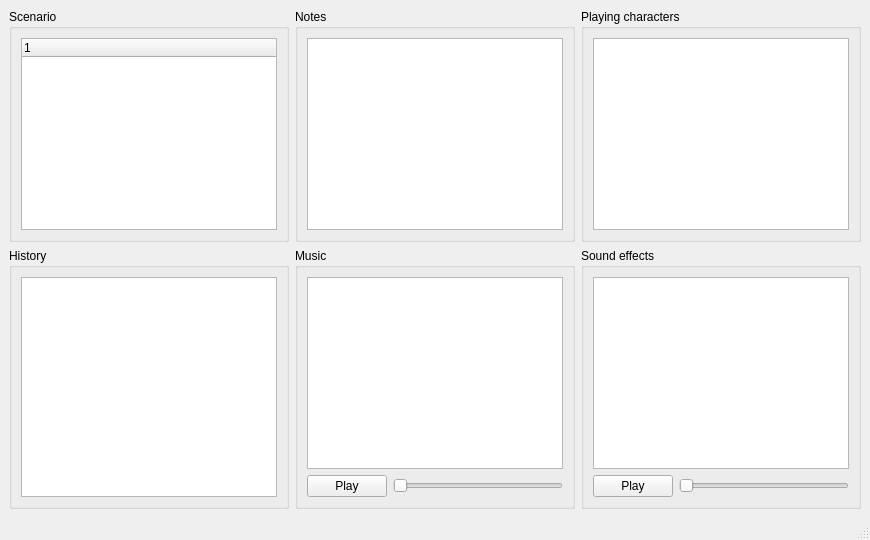
Before: the Qt Designer form sources/MainWindow.ui in ViviCoder/GM-Assistant, drawn with Qt 5.
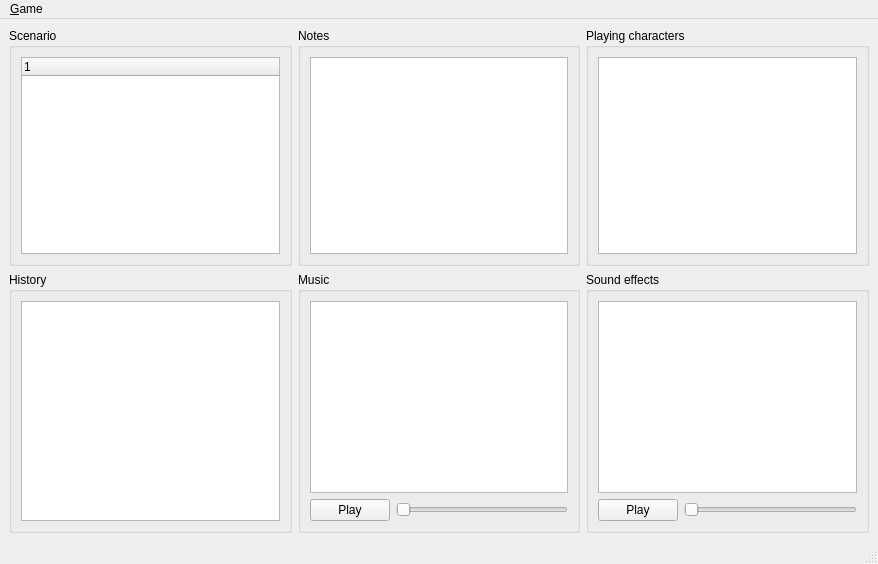
After: the same form once the commit is applied.

Commit message: Game menu added in the graphical interface

```diff
--- a/sources/MainWindow.ui
+++ b/sources/MainWindow.ui
@@ -2,6 +2,14 @@
 <ui version="4.0">
  <class>mainWindow</class>
  <widget class="QMainWindow" name="mainWindow">
+  <property name="geometry">
+   <rect>
+    <x>0</x>
+    <y>0</y>
+    <width>878</width>
+    <height>564</height>
+   </rect>
+  </property>
   <property name="windowTitle">
    <string>GM-Assistant</string>
   </property>
@@ -127,7 +135,29 @@
     </item>
    </layout>
   </widget>
-  <widget class="QMenuBar" name="menuBar"/>
+  <widget class="QMenuBar" name="menuBar">
+   <property name="geometry">
+    <rect>
+     <x>0</x>
+     <y>0</y>
+     <width>878</width>
+     <height>25</height>
+    </rect>
+   </property>
+   <widget class="QMenu" name="menuGame">
+    <property name="title">
+     <string>&amp;Game</string>
+    </property>
+    <addaction name="action_New"/>
+    <addaction name="separator"/>
+    <addaction name="actionL_oad"/>
+    <addaction name="action_Save"/>
+    <addaction name="actionS_ave_as"/>
+    <addaction name="separator"/>
+    <addaction name="action_Quit"/>
+   </widget>
+   <addaction name="menuGame"/>
+  </widget>
   <widget class="QStatusBar" name="statusBar"/>
  </widget>
  <resources/>
```
Left out of the diff: 55 changed lines with no effect on the pictures.
